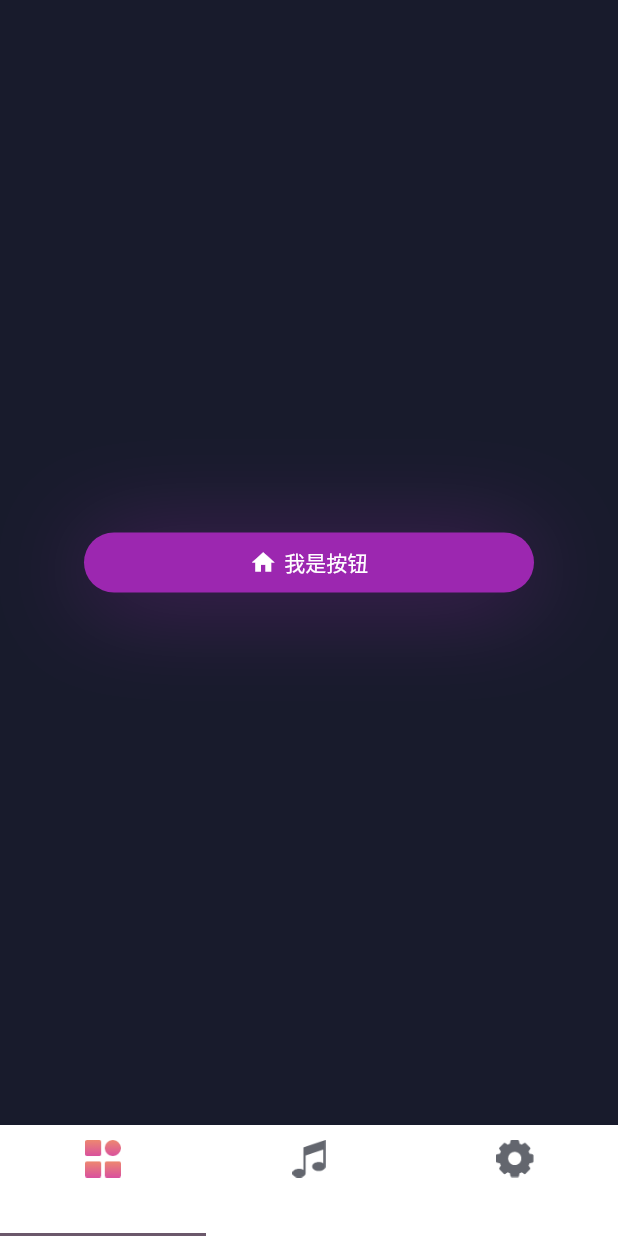
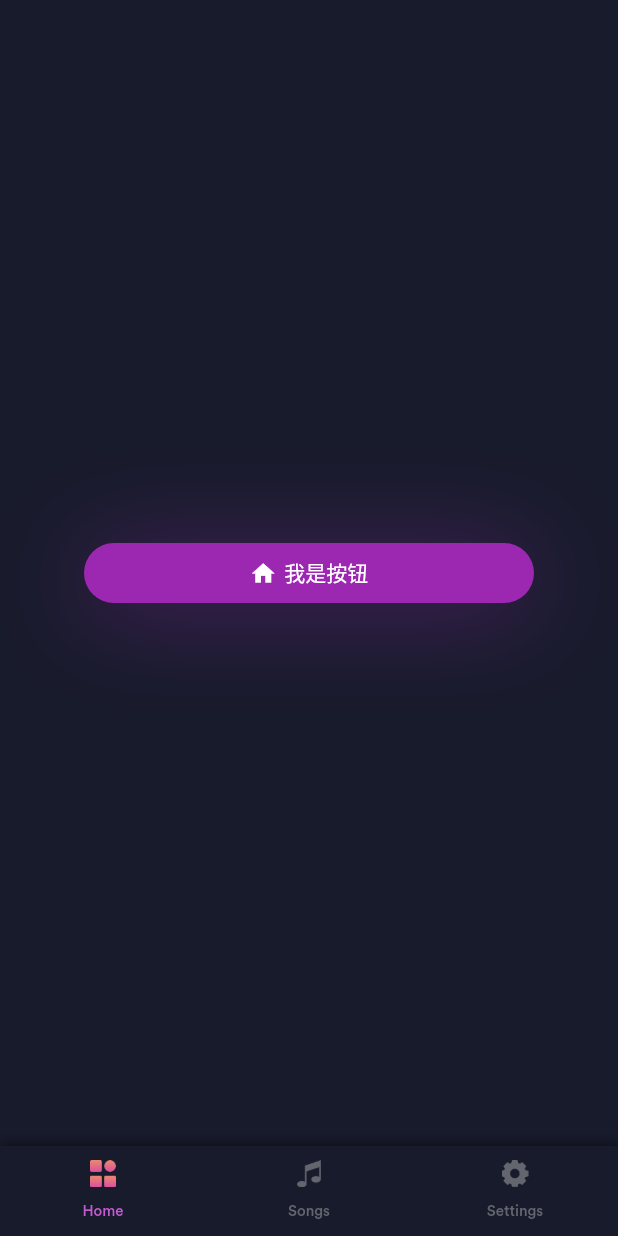
Before and after one commit to Clamber-L/flutter-music-player, a Flutter app: the screen it shows after launch, on a phone screen of 412 x 824 dp. Run offline on Flutter 3.47's test engine with Material 3 defaults, Android fonts, the phone set to English and light mode, and no system bars; our stand-ins replace dio, flutter_switch, get, pretty_dio_logger.

Commit message:
feat:add new page

```diff
--- /dev/null
+++ b/lib/pages/home_page/state.dart
@@ -0,0 +1,5 @@
+class HomeState {
+  HomeState() {
+    ///Initialize variables
+  }
+}
--- a/lib/pages/main_tab_view/view.dart
+++ b/lib/pages/main_tab_view/view.dart
@@ -63,10 +63,30 @@ class MainTabViewPage extends StatelessWidget {
           Container(color: Colors.blue),
         ],
       ),
-      bottomNavigationBar: BottomAppBar(
+      bottomNavigationBar: Container(
+        decoration: BoxDecoration(
+          color: TColor.bg,
+          boxShadow: [
+            BoxShadow(
+              color: Colors.black38,
+              blurRadius: 5,
+              offset: Offset(0, -3),
+            ),
+          ],
+        ),
+        child: BottomAppBar(
+          height: 60,
+          color: Colors.transparent,
+          elevation: 0,
           child: Obx(() {
             return TabBar(
               controller: controller.tabController,
+              indicatorColor: Colors.transparent,
+              indicatorWeight: 1,
+              labelColor: TColor.primary,
+              labelStyle: const TextStyle(fontSize: 10),
+              unselectedLabelColor: TColor.unfocused,
+              unselectedLabelStyle: const TextStyle(fontSize: 10),
               tabs: [
                 _barIcon(
                   "Home",
@@ -93,6 +113,7 @@ class MainTabViewPage extends StatelessWidget {
             );
           }),
         ),
+      ),
     );
   }
 }
@@ -108,8 +129,8 @@ Widget _barIcon(
     text: text,
     icon: Image.asset(
       controller.selected.value == index ? tabImg : unTabImg,
-      width: 25,
-      height: 25,
+      width: 18,
+      height: 18,
     ),
   );
 }
```
Also changed, not shown: lib/pages/home_page/binding.dart (added, +10 -0 lines), lib/pages/home_page/logic.dart (added, +17 -0 lines), lib/pages/home_page/view.dart (added, +28 -0 lines). Lines whose indentation alone changed are shown as unchanged.
